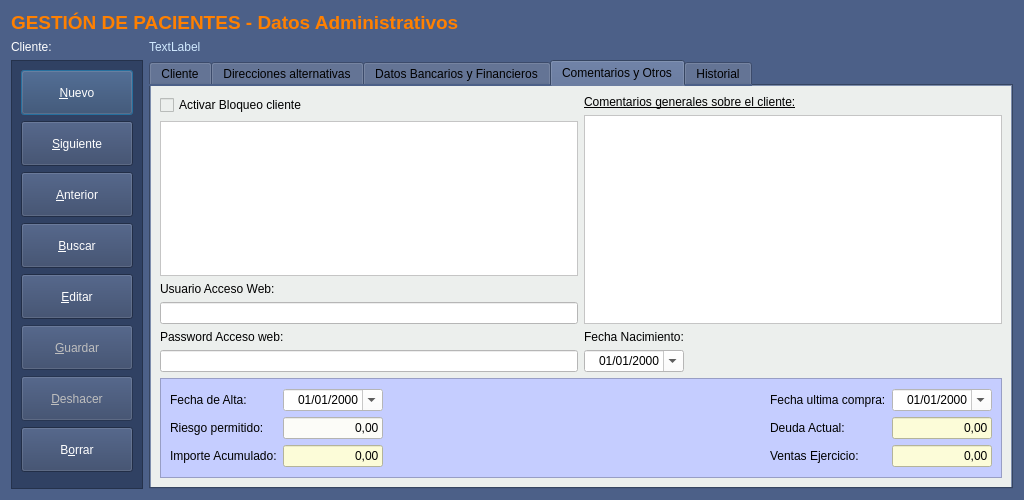
arcnexus/RedFoX, file Zona_Pacientes/frmClientes.ui: the form before one commit.
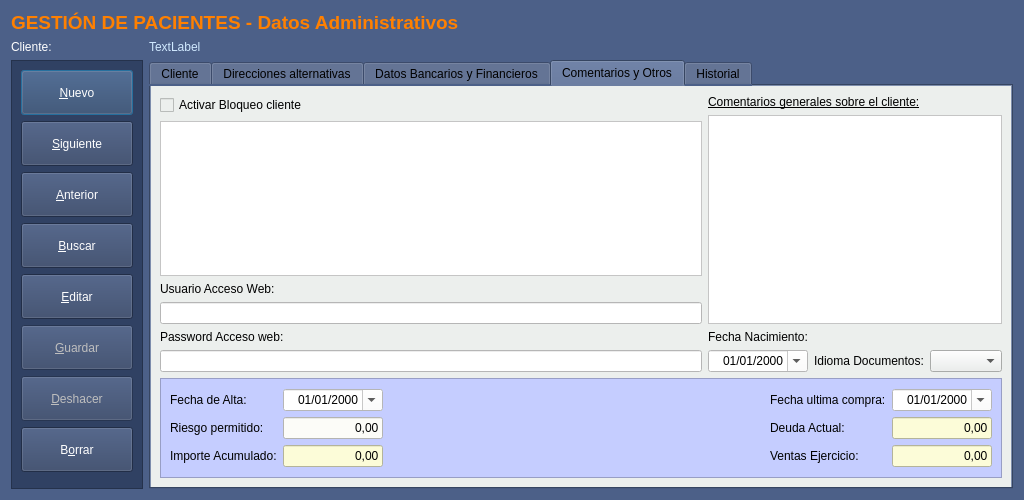
The form after the commit. The open tabs and pages were chosen to show the change. Icons and pictures are not drawn.

Commit message: Agregar idioma para documentos a la ficha del cliente

What changed in the file:
```diff
--- a/Zona_Pacientes/frmClientes.ui
+++ b/Zona_Pacientes/frmClientes.ui
@@ -2347,7 +2347,7 @@
          </item>
         </layout>
        </item>
-       <item row="0" column="1">
+       <item row="0" column="1" colspan="2">
         <widget class="QLabel" name="label_82">
          <property name="maximumSize">
           <size>
@@ -2363,7 +2363,7 @@
          </property>
         </widget>
        </item>
-       <item row="1" column="1">
+       <item row="1" column="1" colspan="3">
         <widget class="QTextEdit" name="txttComentarios">
          <property name="styleSheet">
           <string notr="true">background-color: rgb(255, 255, 255);</string>
@@ -2402,7 +2402,17 @@
          </property>
         </widget>
        </item>
-       <item row="4" column="0" colspan="2">
+       <item row="3" column="2">
+        <widget class="QLabel" name="label_9">
+         <property name="text">
+          <string>Idioma Documentos:</string>
+         </property>
+        </widget>
+       </item>
+       <item row="3" column="3">
+        <widget class="QComboBox" name="cboIdiomaDocumentos"/>
+       </item>
+       <item row="4" column="0" colspan="4">
         <widget class="QFrame" name="frame_5">
          <property name="minimumSize">
           <size>
```
The commit also changes 8 other files.
